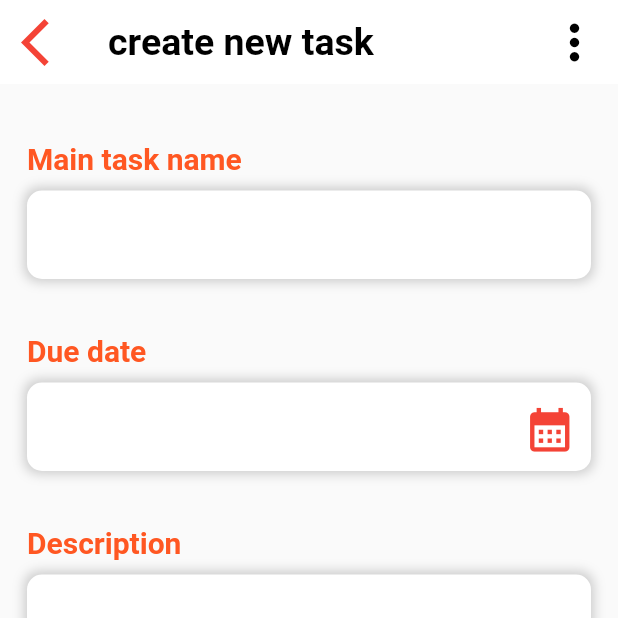
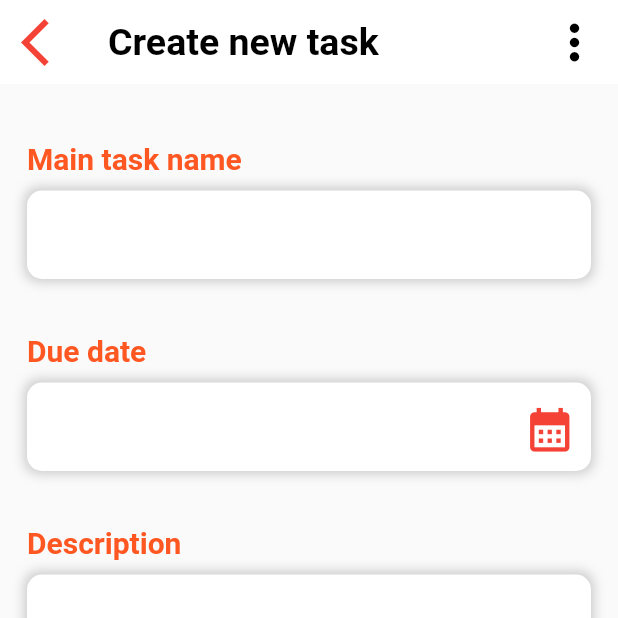
Before and after one commit to Bazabizi/2023-project-phase-mobile-tasks, a Flutter app: the screen it shows after launch, on a phone screen of 412 x 824 dp, the top half of it. Run offline on Flutter 3.47's test engine with Material 2 defaults, Android fonts, the phone set to English and light mode, and no system bars; Roboto replaces fonts that are missing (popins).

Commit message:
Fix(Mobile): Update Spelling error

```diff
--- a/on-boarding/add_task/lib/feature/presentation/screens/addTask.dart
+++ b/on-boarding/add_task/lib/feature/presentation/screens/addTask.dart
@@ -21,7 +21,7 @@ class AddTask extends StatelessWidget {
             ),
         ),
         title: const Text(
-          'create new task',
+          'Create new task',
           style:  TextStyle(
             fontSize: 25,
             fontWeight: FontWeight.bold,
```
